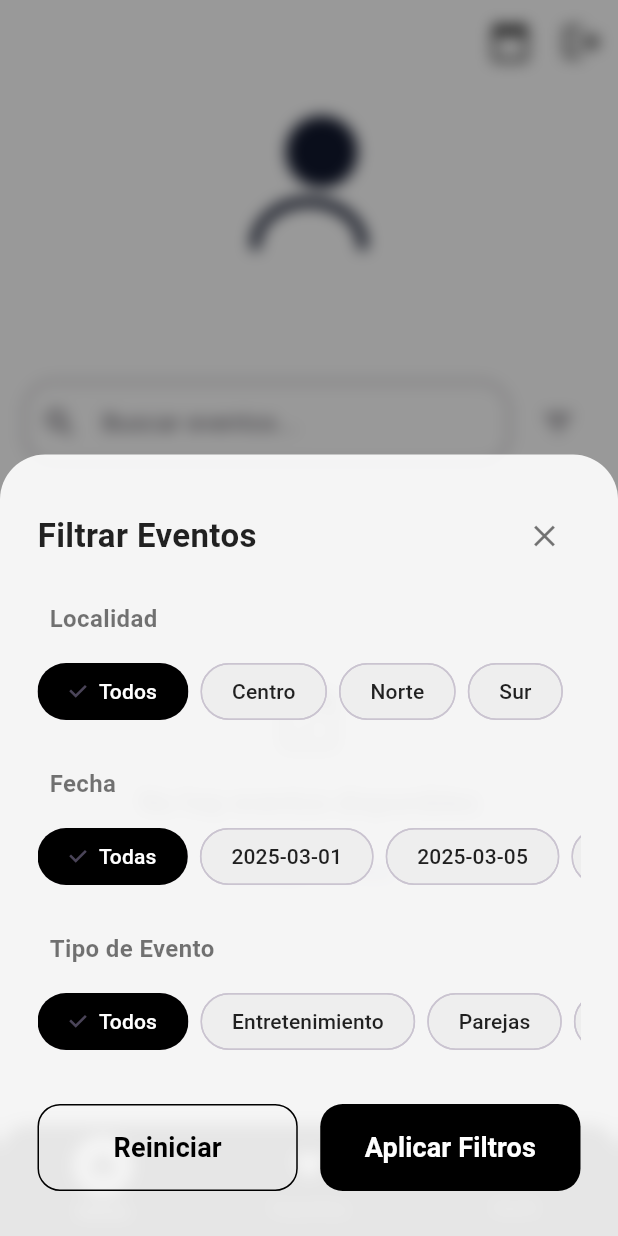
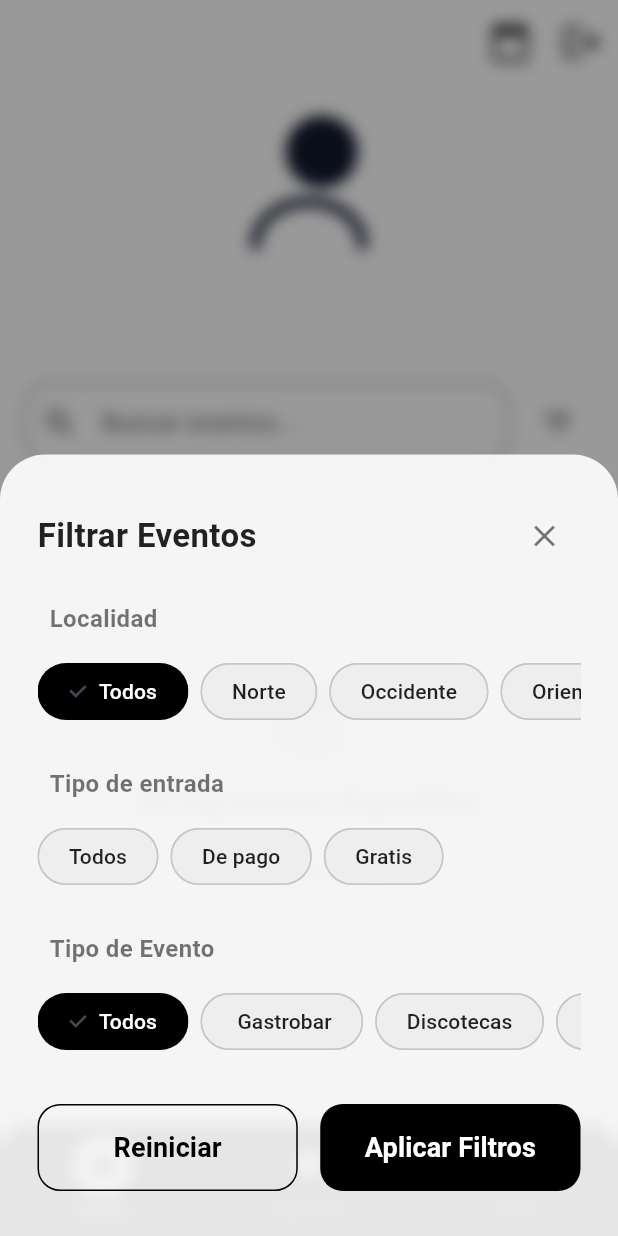
Before and after one commit to AlejoValdes10/mi-version-fiestafinder, a Flutter app: the HomeScreen screen opened by its route, after a tap on the "filter list" icon, on a phone screen of 412 x 824 dp. Run offline on Flutter 3.47's test engine with Material 3 defaults, Android fonts, the phone set to English and light mode, and no system bars; our stand-ins replace cached_network_image, cloud_firestore, firebase_auth, firebase_core, flutter_map, google_fonts and 4 more; missing offline and left inert: cloudinary_public; accounts and stored records are empty.

Commit message:
14-08-2025

```diff
--- a/lib/filter_modal.dart
+++ b/lib/filter_modal.dart
@@ -1,6 +1,7 @@
 import 'package:flutter/material.dart';
 import 'package:flutter/rendering.dart';
 import 'dart:ui';
+
 class FilterModal {
   static void show({
     required BuildContext context,
@@ -13,16 +14,27 @@ class FilterModal {
     String tempDate = currentDate;
     String tempType = currentType;
 
-    final localidades = ["Todos", "Centro", "Norte", "Sur"];
-    final fechas = [
-      "Todas",
-      "2025-03-01",
-      "2025-03-05",
-      "2025-03-10",
-      "2025-03-15",
-      "2025-03-20",
+    final localidades = [
+      'Todos',
+      'Norte',
+      'Occidente',
+      'Oriente',
+      'Sur',
+      'Noroccidente',
+      'Nororiente',
+      'Suroccidente',
+      'Suroriente',
     ];
-    final tipos = ["Todos", "Entretenimiento", "Parejas", "Amigos"];
+
+    final entrada = ["Todos", "De pago", "Gratis"];
+
+    final tipos = [
+      "Todos",
+      " Gastrobar",
+      "Discotecas",
+      "Cultural",
+      "Deportivo",
+    ];
 
     showModalBottomSheet(
       context: context,
@@ -40,7 +52,11 @@ class FilterModal {
                   borderRadius: BorderRadius.vertical(top: Radius.circular(30)),
                 ),
                 padding: EdgeInsets.fromLTRB(
-                    25, 30, 25, MediaQuery.of(context).viewInsets.bottom + 30),
+                  25,
+                  30,
+                  25,
+                  MediaQuery.of(context).viewInsets.bottom + 30,
+                ),
                 child: Column(
                   mainAxisSize: MainAxisSize.min,
                   children: [
@@ -79,8 +95,8 @@ class FilterModal {
 
                     // Filtro de Fecha con scroll horizontal
                     _buildModernFilterSection(
-                      title: "Fecha",
-                      options: fechas,
+                      title: "Tipo de entrada",
+                      options: entrada,
                       currentSelection: tempDate,
                       onSelect: (value) {
                         setModalState(() {
--- a/lib/register_screen.dart
+++ b/lib/register_screen.dart
@@ -283,7 +283,7 @@ class RegisterScreenState extends State<RegisterScreen> {
                                 ),
                               ),
                               const Text(
-                                'Ó registrarse con',
+                                'Ó registrate con',
                                 style: TextStyle(
                                   fontSize: 14,
                                   fontWeight: FontWeight.w500,
@@ -329,7 +329,9 @@ class RegisterScreenState extends State<RegisterScreen> {
             prefixIcon: Icon(Icons.lock),
             hintText: 'Contraseña',
             filled: true,
-          fillColor: Color(0xFFF3F4F6), // Se mantiene el color de fondo original
+            fillColor: Color(
+              0xFFF3F4F6,
+            ), // Se mantiene el color de fondo original
             border: OutlineInputBorder(
               borderRadius: BorderRadius.circular(14),
               borderSide: BorderSide.none, // Mantiene el borde sin cambios
@@ -351,8 +353,6 @@ class RegisterScreenState extends State<RegisterScreen> {
     );
   }
 
-
-
   // **Botón de Google**
   Widget _buildGoogleButton() {
     return GestureDetector(
@@ -360,7 +360,10 @@ class RegisterScreenState extends State<RegisterScreen> {
         // Tu lógica para iniciar sesión con Google
       },
       child: Container(
-      padding: const EdgeInsets.symmetric(vertical: 10, horizontal: 15),  // Espaciado horizontal añadido
+        padding: const EdgeInsets.symmetric(
+          vertical: 10,
+          horizontal: 15,
+        ), // Espaciado horizontal añadido
         decoration: BoxDecoration(
           borderRadius: BorderRadius.circular(30),
           color: Colors.white,
@@ -383,17 +386,13 @@ class RegisterScreenState extends State<RegisterScreen> {
             const SizedBox(width: 12), // Mayor espacio entre el logo y el texto
             Text(
               'Continuar con Google',
-            style: TextStyle(
-              fontSize: 16,
-              fontWeight: FontWeight.w600,
-            ),
+              style: TextStyle(fontSize: 16, fontWeight: FontWeight.w600),
             ),
           ],
         ),
       ),
     );
   }
-
 
   Widget _buildLoginText() {
     return Row(
```
Lines whose indentation alone changed are shown as unchanged.
